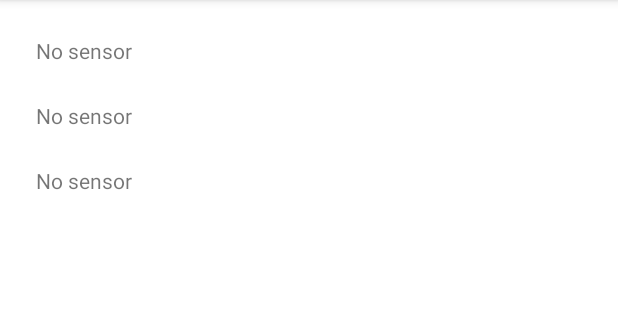
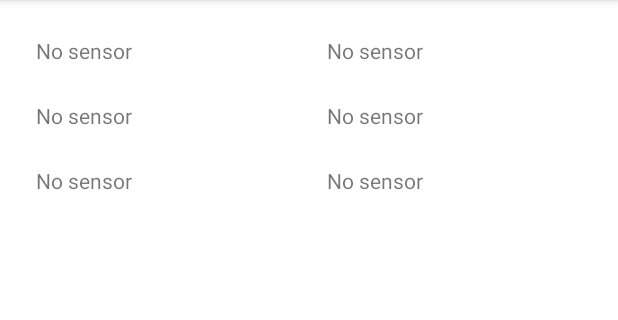
Before and after one commit to sauram/AccSrc, an Android app: the screen it shows after launch (MainActivity), on a phone screen of 412 x 824 dp, the part 84-404 px from its top. Run offline under Robolectric (Android 15) with nearby library versions, the phone set to English and light mode, and no system bars.

Commit message:
Gyro added

```diff
--- a/src/main/java/com/example/sensordata/MainActivity.java
+++ b/src/main/java/com/example/sensordata/MainActivity.java
@@ -22,11 +22,16 @@ public class MainActivity extends AppCompatActivity
     // System sensor manager instance.
     private SensorManager mSensorManager;
 
-    // Proximity and light sensors, as retrieved from the sensor manager.
+    // Accelerometer and gyroscope sensors, as retrieved from the sensor manager.
     private Sensor mSensorAcc;
+    private Sensor mSensorGyro;
 
-    // TextViews to display current sensor values.
+    // TextViews to display current Accelerometer sensor values.
     private TextView xValue, yValue, zValue;
+
+    //TextViews to display current Gyroscope sensor values.
+    private TextView pValue, qValue, rValue;
+
 
     @Override
     protected void onCreate(Bundle savedInstanceState) {
@@ -38,6 +43,12 @@ public class MainActivity extends AppCompatActivity
         yValue = (TextView) findViewById(R.id.yValue);
         zValue = (TextView) findViewById(R.id.zValue);
 
+        pValue = (TextView) findViewById(R.id.pValue);
+        qValue = (TextView) findViewById(R.id.qValue);
+        rValue = (TextView) findViewById(R.id.rValue);
+
+
+
         // Get an instance of the sensor manager.
         mSensorManager = (SensorManager) getSystemService(
                 Context.SENSOR_SERVICE);
@@ -48,6 +59,9 @@ public class MainActivity extends AppCompatActivity
         mSensorAcc = mSensorManager.getDefaultSensor(
                 Sensor.TYPE_ACCELEROMETER);
 
+        mSensorGyro = mSensorManager.getDefaultSensor(
+                Sensor.TYPE_GYROSCOPE);
+
         // Get the error message from string resources.
         String sensor_error = getResources().getString(R.string.error_no_sensor);
 
@@ -57,6 +71,11 @@ public class MainActivity extends AppCompatActivity
             xValue.setText(sensor_error);
             yValue.setText(sensor_error);
             zValue.setText(sensor_error);
+        }
+        if (mSensorGyro == null) {
+            pValue.setText(sensor_error);
+            qValue.setText(sensor_error);
+            rValue.setText(sensor_error);
         }
 
     }
@@ -73,6 +92,10 @@ public class MainActivity extends AppCompatActivity
         // (SENSOR_DELAY_NORMAL)
         if (mSensorAcc != null) {
             mSensorManager.registerListener(this, mSensorAcc,
+                    SensorManager.SENSOR_DELAY_NORMAL);
+        }
+        if (mSensorGyro != null) {
+            mSensorManager.registerListener(this, mSensorGyro,
                     SensorManager.SENSOR_DELAY_NORMAL);
         }
     }
@@ -99,10 +122,19 @@ public class MainActivity extends AppCompatActivity
         float x = sensorEvent.values[0];
         float y = sensorEvent.values[1];
         float z = sensorEvent.values[2];
+        float p = sensorEvent.values[0];
+        float q = sensorEvent.values[1];
+        float r = sensorEvent.values[2];
 
         xValue.setText("x value is : " + x);
         yValue.setText("y value is : " + y);
         zValue.setText("z value is : " + z);
+
+        pValue.setText("p value is : " + p);
+        qValue.setText("q value is : " + q);
+        rValue.setText("r value is : " + r);
+
+
     }
 
     /**
--- a/src/main/res/layout/activity_main.xml
+++ b/src/main/res/layout/activity_main.xml
@@ -38,4 +38,46 @@
         android:text="@string/z_value"
         app:layout_constraintStart_toStartOf="parent"
         app:layout_constraintTop_toBottomOf="@+id/yValue" />
+
+    <TextView
+        android:id="@+id/pValue"
+        android:layout_width="wrap_content"
+        android:layout_height="wrap_content"
+        android:layout_marginStart="24dp"
+        android:layout_marginLeft="24dp"
+        android:layout_marginTop="24dp"
+        android:layout_marginEnd="24dp"
+        android:layout_marginRight="24dp"
+        android:text="@string/p_value"
+        app:layout_constraintEnd_toEndOf="parent"
+        app:layout_constraintStart_toEndOf="@+id/xValue"
+        app:layout_constraintTop_toTopOf="parent" />
+
+    <TextView
+        android:id="@+id/qValue"
+        android:layout_width="wrap_content"
+        android:layout_height="wrap_content"
+        android:layout_marginStart="24dp"
+        android:layout_marginLeft="24dp"
+        android:layout_marginTop="24dp"
+        android:layout_marginEnd="24dp"
+        android:layout_marginRight="24dp"
+        android:text="@string/q_value"
+        app:layout_constraintEnd_toEndOf="parent"
+        app:layout_constraintStart_toEndOf="@+id/yValue"
+        app:layout_constraintTop_toBottomOf="@+id/pValue" />
+
+    <TextView
+        android:id="@+id/rValue"
+        android:layout_width="wrap_content"
+        android:layout_height="wrap_content"
+        android:layout_marginStart="24dp"
+        android:layout_marginLeft="24dp"
+        android:layout_marginTop="24dp"
+        android:layout_marginEnd="24dp"
+        android:layout_marginRight="24dp"
+        android:text="@string/r_value"
+        app:layout_constraintEnd_toEndOf="parent"
+        app:layout_constraintStart_toEndOf="@+id/zValue"
+        app:layout_constraintTop_toBottomOf="@+id/qValue" />
 </androidx.constraintlayout.widget.ConstraintLayout>
--- a/src/main/res/values/strings.xml
+++ b/src/main/res/values/strings.xml
@@ -6,4 +6,7 @@
     <string name="x_value">Value of x</string>
     <string name="y_value">Value of y</string>
     <string name="z_value">Value of z</string>
+    <string name="p_value">Value of p</string>
+    <string name="q_value">Value of q</string>
+    <string name="r_value">Value of r</string>
 </resources>
```
